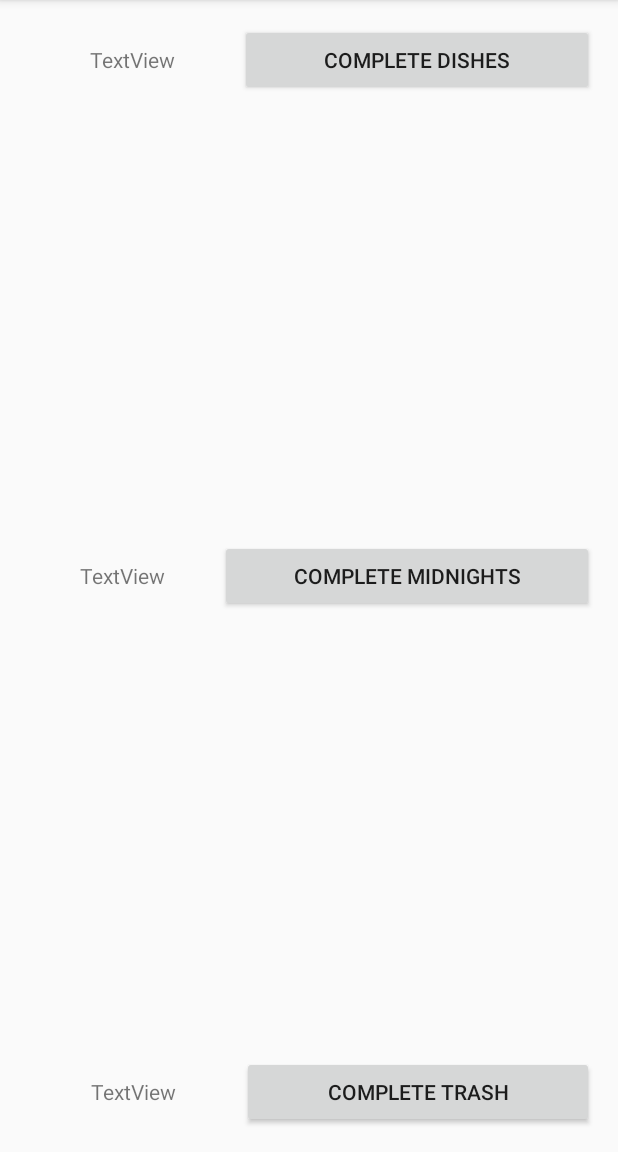
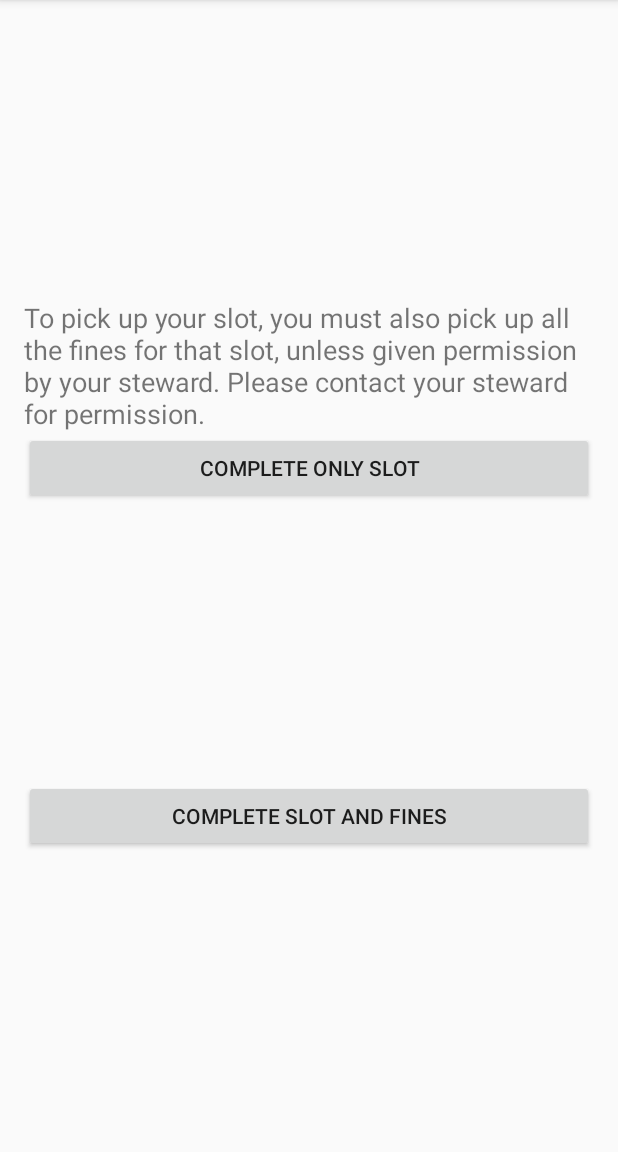
Before and after one commit to scottmayberry/AutoSteward, an Android app: the screen it shows after launch (MainActivity before the commit, Checker after it), after a tap on "COMPLETE DISHES", on a phone screen of 412 x 824 dp, the part 84-1236 px from its top. Run offline under Robolectric (Android 15) with nearby library versions, the phone set to English and light mode, and no system bars; our stand-ins replace Firebase (no records; nobody signed in at launch, a user with empty details on screens opened directly).

Commit message:
Added Much More Function

```diff
--- a/app/src/main/AndroidManifest.xml
+++ b/app/src/main/AndroidManifest.xml
@@ -20,7 +20,8 @@
                 <category android:name="android.intent.category.LAUNCHER" />
             </intent-filter>
         </activity>
-        <activity android:name=".Complete"></activity>
+        <activity android:name=".Complete" />
+        <activity android:name=".Checker"></activity>
     </application>
 
 </manifest>
--- /dev/null
+++ b/app/src/main/java/com/example/sctma/autosteward/Checker.java
@@ -0,0 +1,29 @@
+package com.example.sctma.autosteward;
+
+import android.content.Intent;
+import android.support.v7.app.AppCompatActivity;
+import android.os.Bundle;
+import android.view.View;
+
+import java.util.ArrayList;
+
+public class Checker extends AppCompatActivity {
+
+    Slot slot;
+    ArrayList<Brother>[] brothers;
+    PasswordHolder passwordHolder;
+    ArrayList<Fine> fines;
+
+    @Override
+    protected void onCreate(Bundle savedInstanceState) {
+        super.onCreate(savedInstanceState);
+        setContentView(R.layout.activity_checker);
+
+    }
+    public void sendResultBack(View v)
+    {
+        Intent returnIntent = new Intent();
+        setResult(2,returnIntent);
+        finish();
+    }
+}
--- a/app/src/main/java/com/example/sctma/autosteward/MainActivity.java
+++ b/app/src/main/java/com/example/sctma/autosteward/MainActivity.java
@@ -1,5 +1,6 @@
 package com.example.sctma.autosteward;
 
+import android.content.Context;
 import android.content.Intent;
 import android.content.pm.PackageManager;
 import android.net.Uri;
@@ -36,18 +37,32 @@ public class MainActivity extends AppCompatActivity {
     Button trashButton;
     Button trashFineButton;
     Button kitchenFineButton;
-    ArrayList<Fine> dishFines;
-    ArrayList<Fine> midnightFines;
-    ArrayList<Fine> trashFines;
-    ArrayList<Fine> kitchenFines;
-    ArrayList<Brother>[] brothers;
-    Slot[] slots;
-    String[] stewardInfo;
-    PasswordHolder passwordHolder;
+    static ArrayList<Fine> dishFines;
+    static ArrayList<Fine> midnightFines;
+    static ArrayList<Fine> trashFines;
+    static ArrayList<Fine> kitchenFines;
+    static ArrayList<Brother>[] brothers;
+    static Slot[] slots;
+    static String[] stewardInfo;
+    static PasswordHolder passwordHolder;
+    static ArrayList<Fine> pickUp;
     //FirebaseDatabase firebaseDatabase = FirebaseDatabase.getInstance();
     DatabaseReference fullRef;
 
-    final int MY_PERMISSIONS_REQUEST_SEND_SMS = 1;
+    static final int DISH_SLOT_REQUEST = 1;
+    static final int DISH_FINE_REQUEST = 2;
+    static final int MIDNIGHT_SLOT_REQUEST = 3;
+    static final int MIDNIGHT_FINE_REQUEST = 4;
+    static final int TRASH_SLOT_REQUEST = 5;
+    static final int TRASH_FINE_REQUEST = 6;
+    static final int KITCHEN_FINE_REQUEST = 7;
+
+    static final int OPERATION_CANCELLED = 0;
+    static final int SLOT_ONLY_RESPONSE = 1;
+    static final int SLOT_AND_FINE_RESPONSE = 2;
+    static final int FINE_RESPONSE = 3;
+
+
 
     ChildEventListener messageListener = new ChildEventListener() {
         @Override
@@ -563,6 +578,7 @@ public class MainActivity extends AppCompatActivity {
         trashFines = new ArrayList<>();
         slots = new Slot[3];
         stewardInfo = new String[2];
+        pickUp = new ArrayList<>();
 
         //add listeners for new information
         //listeners for brothers
@@ -584,16 +600,10 @@ public class MainActivity extends AppCompatActivity {
         //listener for passwords
         fullRef.child("Passwords").addChildEventListener(passwordListener);
     }
-    public void completeDishes(View v)
-    {
-        /*Intent intent = new Intent(this, );
-        intent.putExtra("SLOT", slots[0]);
-        intent.putExtra("DISH_FINES", dishFines);*/
-        System.out.println(brothers[0]);
-        System.out.println(brothers[1]);
-        System.out.println(brothers[2]);
-        System.out.println(brothers[3]);
+    public void completeDishes(View v) {
+        Intent intent = new Intent(this, Checker.class);
 
+        startActivityForResult(intent, DISH_SLOT_REQUEST);
     }
     public void completeDishFines(View v)
     {
@@ -618,6 +628,13 @@ public class MainActivity extends AppCompatActivity {
     public void completeKitchenFines(View v)
     {
 
+    }
+
+    @Override
+    protected void onActivityResult(int requestCode, int resultCode, Intent data) {
+        // Check which request we're responding to
+        System.out.println(resultCode);
+        System.out.println(brothers);
     }
 
     public void setPasswordInfo(DataSnapshot dataSnapshot)
--- /dev/null
+++ b/app/src/main/res/layout/activity_checker.xml
@@ -0,0 +1,59 @@
+<?xml version="1.0" encoding="utf-8"?>
+<android.support.constraint.ConstraintLayout xmlns:android="http://schemas.android.com/apk/res/android"
+    xmlns:app="http://schemas.android.com/apk/res-auto"
+    xmlns:tools="http://schemas.android.com/tools"
+    android:layout_width="match_parent"
+    android:layout_height="match_parent"
+    tools:context="com.example.sctma.autosteward.Checker">
+
+    <LinearLayout
+        android:layout_width="0dp"
+        android:layout_height="0dp"
+        android:orientation="vertical"
+        app:layout_constraintTop_toTopOf="parent"
+        android:layout_marginTop="16dp"
+        android:layout_marginRight="16dp"
+        app:layout_constraintRight_toRightOf="parent"
+        app:layout_constraintBottom_toBottomOf="parent"
+        android:layout_marginBottom="16dp"
+        android:layout_marginLeft="16dp"
+        app:layout_constraintLeft_toLeftOf="parent">
+
+        <Space
+            android:layout_weight="1"
+            android:layout_width="match_parent"
+            android:layout_height="wrap_content" />
+
+        <TextView
+            android:id="@+id/warningText"
+            android:layout_width="match_parent"
+            android:layout_height="wrap_content"
+            android:text="To pick up your slot, you must also pick up all the fines for that slot, unless given permission by your steward. Please contact your steward for permission."
+            android:textSize="18sp" />
+
+        <Button
+            android:id="@+id/slotOnlyButton"
+            android:layout_width="match_parent"
+            android:layout_height="wrap_content"
+            android:onClick="sendResultBack"
+            android:text="Complete Only Slot" />
+
+        <Space
+            android:layout_weight="1"
+            android:layout_width="match_parent"
+            android:layout_height="wrap_content" />
+
+        <Button
+            android:id="@+id/completeAllButton"
+            android:layout_width="match_parent"
+            android:layout_height="wrap_content"
+            android:elevation="0dp"
+            android:text="Complete Slot and Fines" />
+
+        <Space
+            android:layout_weight="1"
+            android:layout_width="match_parent"
+            android:layout_height="wrap_content" />
+
+    </LinearLayout>
+</android.support.constraint.ConstraintLayout>
```
Also changed, not shown: app/src/main/java/com/example/sctma/autosteward/Brother.java (+10 -10 lines), app/src/main/java/com/example/sctma/autosteward/PasswordHolder.java (+21 -19 lines), app/src/main/java/com/example/sctma/autosteward/Slot.java (+12 -12 lines).
